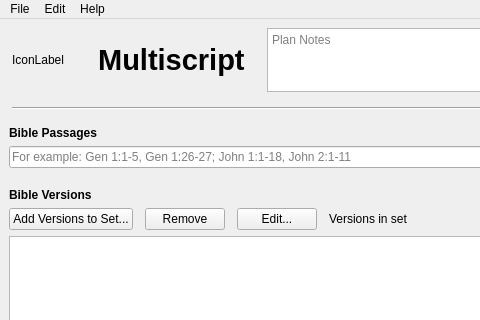
This is multiscript/ui/main_window.ui in multiscript/multiscript as Qt 5 draws it before an edit; both pictures show x 0 to 480 and y 0 to 320 of the 715 by 720 pixel window. The edited form follows.
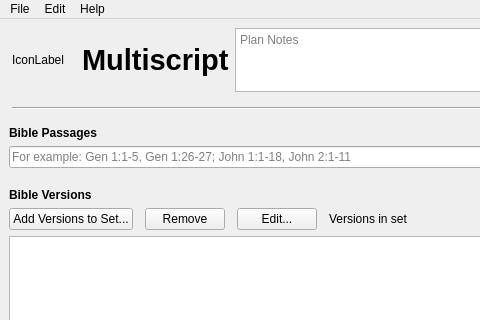
This is the edited form. Custom widgets are drawn as their Qt base class.

Commit message: Set titleLabel margin on mac

Patch:
```diff
--- a/multiscript/ui/main_window.ui
+++ b/multiscript/ui/main_window.ui
@@ -75,7 +75,7 @@
               </font>
              </property>
              <property name="text">
-              <string>  Multiscript  </string>
+              <string>Multiscript</string>
              </property>
             </widget>
            </item>
```
The commit also changes 2 other files.
